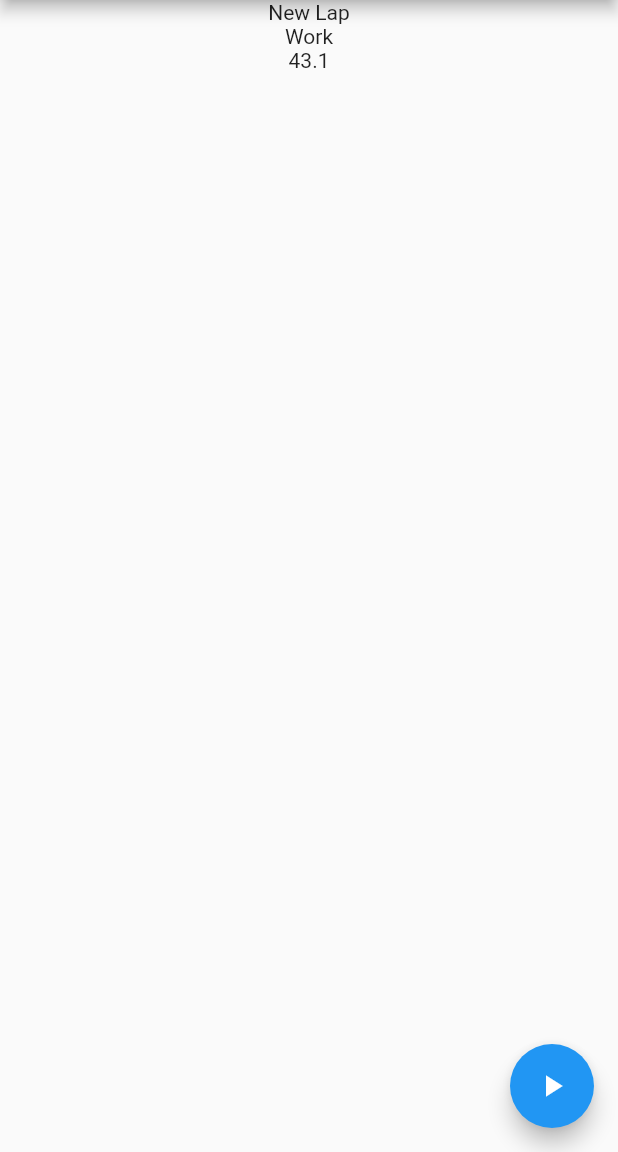
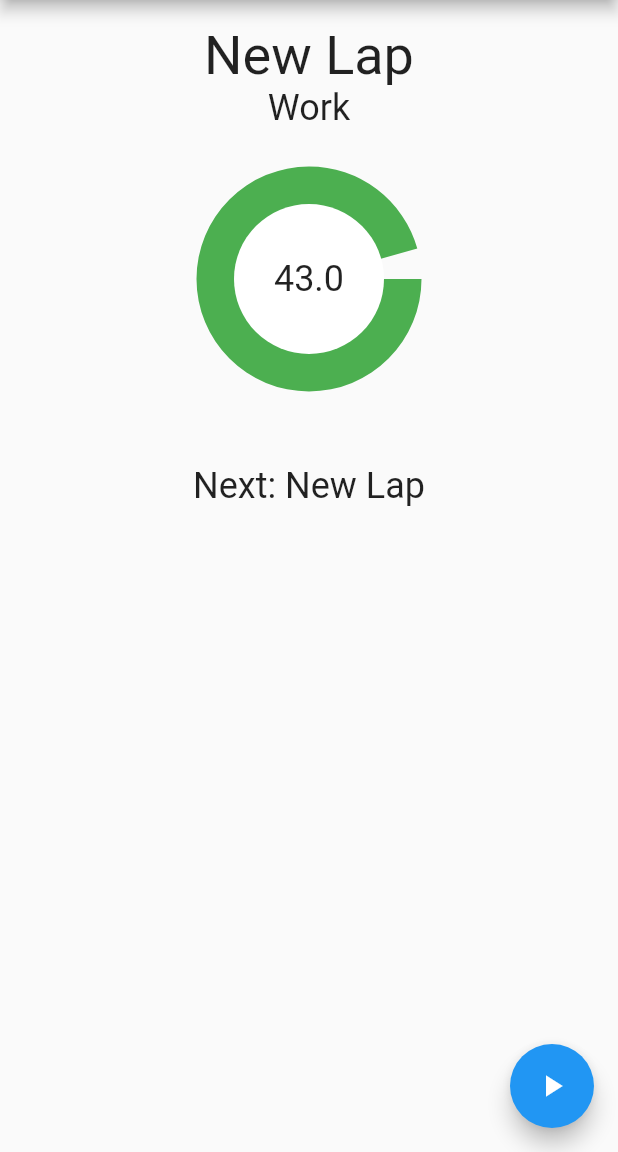
Before and after one commit to miyanokomiya/TimerXrd, a Flutter app: the RunWorkoutPage screen opened directly with empty values, after a tap on the "pause" icon, on a phone screen of 412 x 824 dp, the part 84-1236 px from its top. Run offline on Flutter 3.47's test engine with Material 2 defaults, Android fonts, the phone set to English and light mode, and no system bars.

Commit message:
draw a timer

```diff
--- a/lib/run_workout.dart
+++ b/lib/run_workout.dart
@@ -1,4 +1,5 @@
 import 'dart:async';
+import 'dart:math';
 import 'package:flutter/material.dart';
 import 'package:provider/provider.dart';
 import './models/workout.dart';
@@ -19,6 +20,7 @@ enum LapState {
 }
 
 class _RunWorkoutPageState extends State<RunWorkoutPage> {
+  static const int stepMS = 20;
   Workout workout;
   int lapIndex;
   double time;
@@ -28,6 +30,7 @@ class _RunWorkoutPageState extends State<RunWorkoutPage> {
   LapItem get currentLap => workout.lapItemList.length > lapIndex
       ? workout.lapItemList[lapIndex]
       : null;
+
   LapItem get nextLap => workout.lapItemList.length > lapIndex + 1
       ? workout.lapItemList[lapIndex + 1]
       : null;
@@ -37,19 +40,16 @@ class _RunWorkoutPageState extends State<RunWorkoutPage> {
     super.initState();
     WidgetsBinding.instance.addPostFrameCallback((timeStamp) {
       setState(() {
-        lapIndex = 0;
         workout =
             context.read<WorkoutStore>().workoutList[widget.index].clone();
-        time = currentLap.time.toDouble();
-        lapState = LapState.work;
-        _play();
+        _restart();
       });
     });
   }
 
   void _onTimer(Timer timer) {
     setState(() {
-      time -= 0.1;
+      time -= stepMS / 1000;
       if (time < 0) {
         if (lapState == LapState.work) {
           lapState = LapState.rest;
@@ -77,9 +77,18 @@ class _RunWorkoutPageState extends State<RunWorkoutPage> {
   void _play() {
     setState(() {
       timer = Timer.periodic(
-        const Duration(milliseconds: 100),
+        const Duration(milliseconds: stepMS),
         _onTimer,
       );
+    });
+  }
+
+  void _restart() {
+    setState(() {
+      lapIndex = 0;
+      time = currentLap.time.toDouble();
+      lapState = LapState.work;
+      _play();
     });
   }
 
@@ -93,9 +102,16 @@ class _RunWorkoutPageState extends State<RunWorkoutPage> {
           ),
           body: Center(
               child: Column(children: const [
-          Text('Completed !!'),
+            Padding(
+              padding: EdgeInsets.only(top: 16.0),
+              child: Text('Completed !!', style: TextStyle(fontSize: 36)),
+            ),
           ])),
-      );
+          floatingActionButton: FloatingActionButton(
+            onPressed: _restart,
+            tooltip: 'Restart',
+            child: const Icon(Icons.repeat),
+          ));
     }
 
     return Scaffold(
@@ -104,9 +120,27 @@ class _RunWorkoutPageState extends State<RunWorkoutPage> {
         ),
         body: Center(
             child: Column(children: [
-          Text(currentLap.name),
-          Text(lapState == LapState.work ? 'Work' : 'Rest'),
-          Text(time.toStringAsFixed(1))
+          Padding(
+            padding: EdgeInsets.only(top: 16.0),
+            child: Text(currentLap.name, style: const TextStyle(fontSize: 36)),
+          ),
+          Text(lapState == LapState.work ? 'Work' : 'Rest',
+              style: const TextStyle(fontSize: 24)),
+          getCountDownWidget(
+              lapState,
+              lapState == LapState.work ? currentLap.time : currentLap.rest,
+              time),
+          Column(
+            children: nextLap == null
+                ? []
+                : [
+                    Padding(
+                      padding: const EdgeInsets.all(24.0),
+                      child: Text('Next: ${nextLap.name}',
+                          style: const TextStyle(fontSize: 24)),
+                    ),
+                  ],
+          )
         ])),
         floatingActionButton: timer.isActive
             ? FloatingActionButton(
@@ -121,3 +155,42 @@ class _RunWorkoutPageState extends State<RunWorkoutPage> {
               ));
   }
 }
+
+Widget getCountDownWidget(LapState state, int range, double current) {
+  return CustomPaint(
+      painter: CirclePainter(
+          radian: (current / range) * 2 * pi,
+          color: state == LapState.work ? Colors.green : Colors.blue),
+      child: Container(
+          height: 200,
+          child: Center(
+              child: Text(
+            current.toStringAsFixed(1),
+            style: const TextStyle(fontSize: 24),
+          ))));
+}
+
+class CirclePainter extends CustomPainter {
+  final double radian;
+  final Color color;
+
+  CirclePainter({@required this.radian, this.color = Colors.green}) : super();
+
+  @override
+  void paint(Canvas canvas, Size size) {
+    const radius = 150.0;
+    final center = Offset(size.width / 2, size.height / 2);
+
+    canvas.drawArc(
+        Rect.fromCenter(center: center, height: radius, width: radius),
+        0,
+        radian,
+        true,
+        Paint()..color = color);
+
+    canvas.drawCircle(center, radius - 100.0, Paint()..color = Colors.white);
+  }
+
+  @override
+  bool shouldRepaint(CustomPainter oldDelegate) => true;
+}
```
Lines whose indentation alone changed are shown as unchanged.
